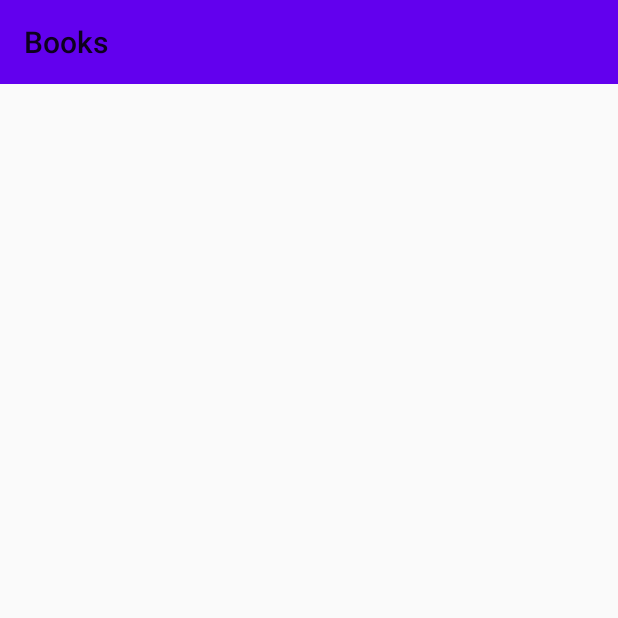
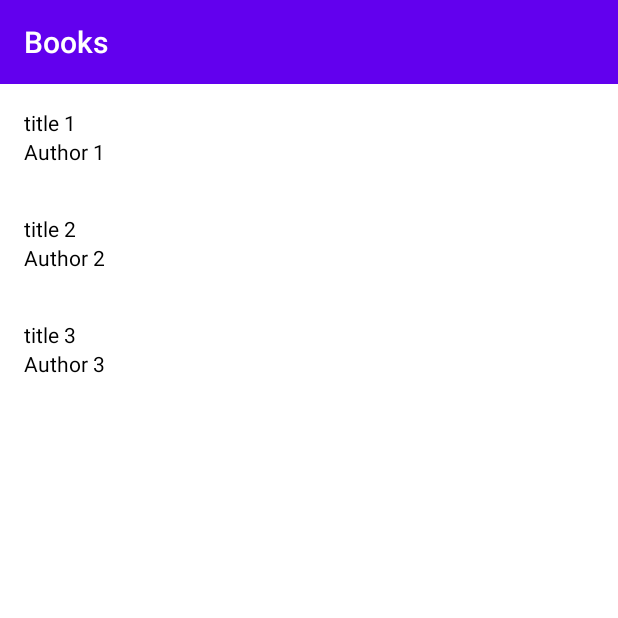
Before and after one commit to HenriqueCamilo/best-seller-ny-times, an Android app: the screen it shows after launch (BooksActivity), on a phone screen of 412 x 824 dp, the top half of it. Run offline under Robolectric (Android 15) with nearby library versions, the phone set to English and light mode, and no system bars.

Commit message:
Create adapter

```diff
--- /dev/null
+++ b/app/src/main/java/com/example/nybooks/data/model/Book.kt
@@ -0,0 +1,6 @@
+package com.example.nybooks.data.model
+
+data class Book(
+    val title: String,
+    val author: String
+)
--- a/app/src/main/java/com/example/nybooks/presentation/books/BooksActivity.kt
+++ b/app/src/main/java/com/example/nybooks/presentation/books/BooksActivity.kt
@@ -3,6 +3,9 @@ package com.example.nybooks.presentation.books
 import android.example.nybooks.R
 import androidx.appcompat.app.AppCompatActivity
 import android.os.Bundle
+import androidx.recyclerview.widget.LinearLayoutManager
+import androidx.recyclerview.widget.RecyclerView
+import com.example.nybooks.data.model.Book
 import kotlinx.android.synthetic.main.activity_books.*
 
 class BooksActivity : AppCompatActivity() {
@@ -10,8 +13,21 @@ class BooksActivity : AppCompatActivity() {
         super.onCreate(savedInstanceState)
         setContentView(R.layout.activity_books)
 
-        toolbarMain.title = "Books"
+        toolbarMain.title = getString(R.string.books_title)
         setSupportActionBar(toolbarMain)
 
+        with(recyclerBooks){
+            adapter = BooksAdapter(getBooks())
+            setHasFixedSize(true)
+            layoutManager = LinearLayoutManager(this@BooksActivity, RecyclerView.VERTICAL, false)
+        }
+    }
+
+    fun getBooks(): List<Book>{
+        return listOf(
+            Book("title 1", "Author 1"),
+            Book("title 2", "Author 2"),
+            Book("title 3", "Author 3")
+        )
     }
 }
--- /dev/null
+++ b/app/src/main/java/com/example/nybooks/presentation/books/BooksAdapter.kt
@@ -0,0 +1,35 @@
+package com.example.nybooks.presentation.books
+
+import android.example.nybooks.R
+import android.view.LayoutInflater
+import android.view.View
+import android.view.ViewGroup
+import androidx.recyclerview.widget.RecyclerView
+import com.example.nybooks.data.model.Book
+import kotlinx.android.synthetic.main.item_book.view.*
+
+class BooksAdapter(private val books: List<Book>): RecyclerView.Adapter<BooksAdapter.BooksViewHolder>() {
+
+    override fun onCreateViewHolder(parent: ViewGroup, viewType: Int): BooksViewHolder {
+        val view = LayoutInflater.from(parent.context).inflate(R.layout.item_book, parent, false)
+        return BooksViewHolder(view)
+    }
+
+    override fun getItemCount() = books.count()
+
+    override fun onBindViewHolder(holder: BooksViewHolder, position: Int) {
+        holder.bindView(books[position])
+    }
+
+    class BooksViewHolder(itemView: View) : RecyclerView.ViewHolder(itemView){
+
+        private val title = itemView.tvTitle
+        private val author = itemView.tvAuthor
+
+        fun bindView(book: Book){
+            title.text = book.title
+            author.text = book.author
+        }
+    }
+
+}
--- a/app/src/main/res/layout/activity_books.xml
+++ b/app/src/main/res/layout/activity_books.xml
@@ -16,10 +16,12 @@
         app:layout_constraintTop_toTopOf="parent" />
 
     <androidx.recyclerview.widget.RecyclerView
+        android:id="@+id/recyclerBooks"
         android:layout_width="0dp"
         android:layout_height="wrap_content"
         app:layout_constraintTop_toBottomOf="@id/toolbarMain"
         app:layout_constraintStart_toStartOf="parent"
-        app:layout_constraintEnd_toEndOf="parent"/>
+        app:layout_constraintEnd_toEndOf="parent"
+        tools:listitem="@layout/item_book"/>
 
 </androidx.constraintlayout.widget.ConstraintLayout>
--- /dev/null
+++ b/app/src/main/res/layout/item_book.xml
@@ -0,0 +1,24 @@
+<?xml version="1.0" encoding="utf-8"?>
+<LinearLayout xmlns:android="http://schemas.android.com/apk/res/android"
+    android:layout_width="match_parent"
+    android:layout_height="wrap_content"
+    xmlns:tools="http://schemas.android.com/tools"
+    android:orientation="vertical"
+    android:padding="16dp">
+
+    <TextView
+        android:id="@+id/tvTitle"
+        android:layout_width="wrap_content"
+        android:layout_height="wrap_content"
+        android:textColor="#000"
+        tools:text="lalala"/>
+
+    <TextView
+        android:id="@+id/tvAuthor"
+        android:layout_width="wrap_content"
+        android:layout_height="wrap_content"
+        android:textColor="#000"
+        tools:text="xexexe"/>
+
+
+</LinearLayout>
--- a/app/src/main/res/values/strings.xml
+++ b/app/src/main/res/values/strings.xml
@@ -1,3 +1,6 @@
 <resources>
     <string name="app_name">Ny books</string>
+
+    <!-- Books -->
+    <string name="books_title">Books</string>
 </resources>
--- a/app/src/main/res/values/styles.xml
+++ b/app/src/main/res/values/styles.xml
@@ -1,10 +1,11 @@
 <resources>
     <!-- Base application theme. -->
-    <style name="AppTheme" parent="Theme.AppCompat.Light.NoActionBar">
+    <style name="AppTheme" parent="Theme.AppCompat.NoActionBar">
         <!-- Customize your theme here. -->
         <item name="colorPrimary">@color/colorPrimary</item>
         <item name="colorPrimaryDark">@color/colorPrimaryDark</item>
         <item name="colorAccent">@color/colorAccent</item>
+        <item name="android:windowBackground">@android:color/white</item>
     </style>
 
 </resources>
```
